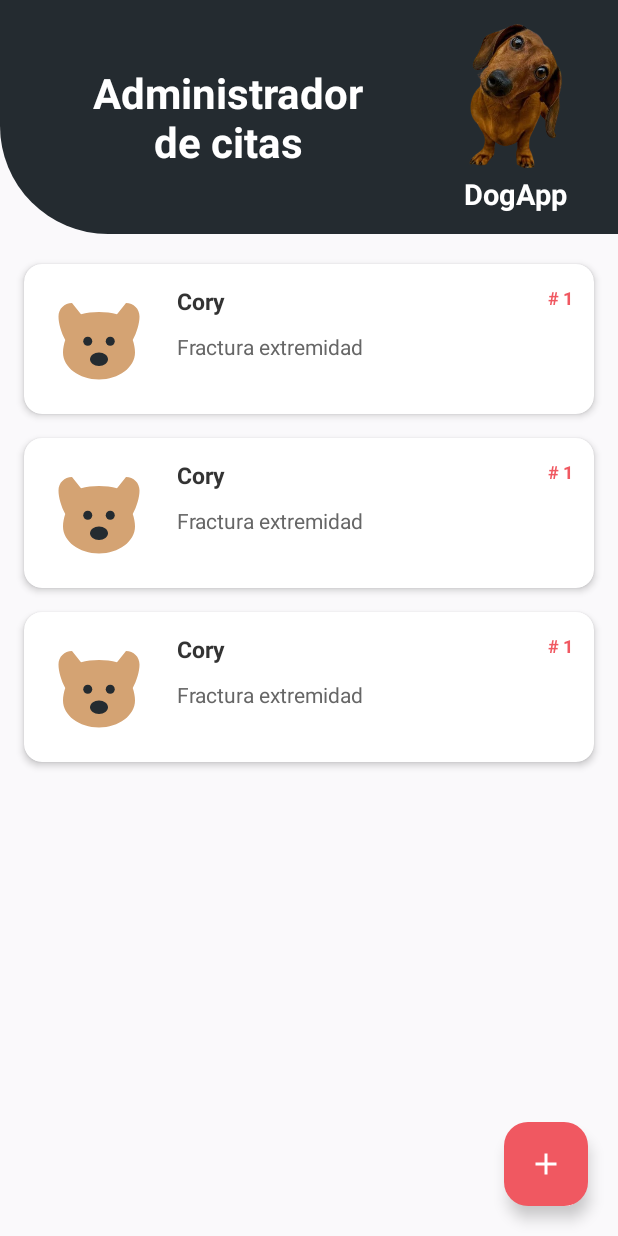
After one commit to Ckancord33/DogApp, an Android app: the layout fragment_home.xml on its own in the app's theme, with its tools: preview values and no code run, on a phone screen of 412 x 824 dp. The commit adds this screen. Run offline under Robolectric (Android 15) with nearby library versions, the phone set to English and light mode, and no system bars.

Commit message:
feat(home): add HomeFragment layout structure and color palette (HU 2)

```diff
--- /dev/null
+++ b/app/src/main/java/com/example/dogapp/view/fragment/HomeFragment.kt
@@ -0,0 +1,48 @@
+package com.example.dogapp.view.fragment
+
+import android.os.Bundle
+import android.view.LayoutInflater
+import android.view.View
+import android.view.ViewGroup
+import androidx.fragment.app.Fragment
+import androidx.recyclerview.widget.LinearLayoutManager
+import com.example.dogapp.databinding.FragmentHomeBinding
+
+class HomeFragment : Fragment() {
+
+    private var _binding: FragmentHomeBinding? = null
+    private val binding get() = _binding!!
+
+    override fun onCreateView(
+        inflater: LayoutInflater,
+        container: ViewGroup?,
+        savedInstanceState: Bundle?
+    ): View {
+        _binding = FragmentHomeBinding.inflate(inflater, container, false)
+        return binding.root
+    }
+
+    override fun onViewCreated(view: View, savedInstanceState: Bundle?) {
+        super.onViewCreated(view, savedInstanceState)
+        setupRecyclerView()
+        setupListeners()
+    }
+
+    private fun setupRecyclerView() {
+        binding.rvAppointments.apply {
+            layoutManager = LinearLayoutManager(requireContext())
+            setHasFixedSize(true)
+        }
+    }
+
+    private fun setupListeners() {
+        binding.fabAddAppointment.setOnClickListener {
+            // TODO: Navigate to New Appointment screen (HU 3.0)
+        }
+    }
+
+    override fun onDestroyView() {
+        super.onDestroyView()
+        _binding = null
+    }
+}
--- /dev/null
+++ b/app/src/main/res/drawable/bg_home_header.xml
@@ -0,0 +1,6 @@
+<?xml version="1.0" encoding="utf-8"?>
+<shape xmlns:android="http://schemas.android.com/apk/res/android"
+    android:shape="rectangle">
+    <solid android:color="@color/home_header_background" />
+    <corners android:bottomLeftRadius="72dp" />
+</shape>
--- /dev/null
+++ b/app/src/main/res/drawable/ic_add.xml
@@ -0,0 +1,10 @@
+<?xml version="1.0" encoding="utf-8"?>
+<vector xmlns:android="http://schemas.android.com/apk/res/android"
+    android:width="24dp"
+    android:height="24dp"
+    android:viewportWidth="24"
+    android:viewportHeight="24">
+    <path
+        android:fillColor="@color/white"
+        android:pathData="M19,13h-6v6h-2v-6H5v-2h6V5h2v6h6v2z" />
+</vector>
--- /dev/null
+++ b/app/src/main/res/drawable/ic_dog_header_placeholder.xml
@@ -0,0 +1,19 @@
+<?xml version="1.0" encoding="utf-8"?>
+<vector xmlns:android="http://schemas.android.com/apk/res/android"
+    android:width="96dp"
+    android:height="96dp"
+    android:viewportWidth="24"
+    android:viewportHeight="24">
+    <path
+        android:fillColor="#FFD4A373"
+        android:pathData="M18,4l-2,2.5C14.8,6.2 13.4,6 12,6s-2.8,0.2 -4,0.5L6,4C4.3,4 3,5.3 3,7c0,1.5 0.6,3.6 1.5,5.2C4.2,13.1 4,14 4,15c0,3.3 3.6,6 8,6s8,-2.7 8,-6c0,-1 -0.2,-1.9 -0.5,-2.8C20.4,10.6 21,8.5 21,7C21,5.3 19.7,4 18,4z" />
+    <path
+        android:fillColor="#FF242B30"
+        android:pathData="M9.5,12.5m-1,0a1,1 0,1 1,2 0a1,1 0,1 1,-2 0" />
+    <path
+        android:fillColor="#FF242B30"
+        android:pathData="M14.5,12.5m-1,0a1,1 0,1 1,2 0a1,1 0,1 1,-2 0" />
+    <path
+        android:fillColor="#FF242B30"
+        android:pathData="M12,15c-1.1,0 -2,0.7 -2,1.5S10.9,18 12,18s2,-0.7 2,-1.5S13.1,15 12,15z" />
+</vector>
--- /dev/null
+++ b/app/src/main/res/layout/fragment_home.xml
@@ -0,0 +1,97 @@
+<?xml version="1.0" encoding="utf-8"?>
+<layout xmlns:android="http://schemas.android.com/apk/res/android"
+    xmlns:app="http://schemas.android.com/apk/res-auto"
+    xmlns:tools="http://schemas.android.com/tools">
+
+    <androidx.constraintlayout.widget.ConstraintLayout
+        android:layout_width="match_parent"
+        android:layout_height="match_parent"
+        android:background="@color/home_background"
+        tools:context=".view.fragment.HomeFragment">
+
+        <androidx.constraintlayout.widget.ConstraintLayout
+            android:id="@+id/clHeader"
+            android:layout_width="0dp"
+            android:layout_height="wrap_content"
+            android:background="@drawable/bg_home_header"
+            app:layout_constraintEnd_toEndOf="parent"
+            app:layout_constraintStart_toStartOf="parent"
+            app:layout_constraintTop_toTopOf="parent">
+
+            <TextView
+                android:id="@+id/tvHeaderTitle"
+                android:layout_width="0dp"
+                android:layout_height="wrap_content"
+                android:layout_marginStart="24dp"
+                android:layout_marginEnd="12dp"
+                android:gravity="center"
+                android:text="@string/home_header_title"
+                android:textColor="@color/white"
+                android:textSize="28sp"
+                android:textStyle="bold"
+                app:layout_constraintBottom_toBottomOf="parent"
+                app:layout_constraintEnd_toStartOf="@id/ivDogLogo"
+                app:layout_constraintStart_toStartOf="parent"
+                app:layout_constraintTop_toTopOf="parent" />
+
+            <ImageView
+                android:id="@+id/ivDogLogo"
+                android:layout_width="104dp"
+                android:layout_height="96dp"
+                android:layout_marginTop="16dp"
+                android:layout_marginEnd="16dp"
+                android:contentDescription="@string/home_dog_logo_description"
+                android:scaleType="fitCenter"
+                app:layout_constraintEnd_toEndOf="parent"
+                app:layout_constraintTop_toTopOf="parent"
+                app:srcCompat="@drawable/sausage_dog" />
+
+            <TextView
+                android:id="@+id/tvBrandName"
+                android:layout_width="wrap_content"
+                android:layout_height="wrap_content"
+                android:layout_marginTop="4dp"
+                android:layout_marginBottom="14dp"
+                android:text="@string/home_brand_name"
+                android:textColor="@color/white"
+                android:textSize="19sp"
+                android:textStyle="bold"
+                app:layout_constraintBottom_toBottomOf="parent"
+                app:layout_constraintEnd_toEndOf="@id/ivDogLogo"
+                app:layout_constraintStart_toStartOf="@id/ivDogLogo"
+                app:layout_constraintTop_toBottomOf="@id/ivDogLogo" />
+
+        </androidx.constraintlayout.widget.ConstraintLayout>
+
+        <androidx.recyclerview.widget.RecyclerView
+            android:id="@+id/rvAppointments"
+            android:layout_width="0dp"
+            android:layout_height="0dp"
+            android:clipToPadding="false"
+            android:paddingTop="12dp"
+            android:paddingBottom="88dp"
+            app:layoutManager="androidx.recyclerview.widget.LinearLayoutManager"
+            app:layout_constraintBottom_toBottomOf="parent"
+            app:layout_constraintEnd_toEndOf="parent"
+            app:layout_constraintStart_toStartOf="parent"
+            app:layout_constraintTop_toBottomOf="@id/clHeader"
+            tools:itemCount="3"
+            tools:listitem="@layout/item_appointment" />
+
+        <com.google.android.material.floatingactionbutton.FloatingActionButton
+            android:id="@+id/fabAddAppointment"
+            android:layout_width="wrap_content"
+            android:layout_height="wrap_content"
+            android:layout_marginEnd="20dp"
+            android:layout_marginBottom="20dp"
+            android:contentDescription="@string/home_add_appointment_description"
+            app:backgroundTint="@color/accent_pink"
+            app:elevation="6dp"
+            app:layout_constraintBottom_toBottomOf="parent"
+            app:layout_constraintEnd_toEndOf="parent"
+            app:shapeAppearanceOverlay="@style/ShapeAppearanceOverlay.DogApp.RoundedFab"
+            app:srcCompat="@drawable/ic_add"
+            app:tint="@color/white" />
+
+    </androidx.constraintlayout.widget.ConstraintLayout>
+</layout>
--- /dev/null
+++ b/app/src/main/res/layout/item_appointment.xml
@@ -0,0 +1,77 @@
+<?xml version="1.0" encoding="utf-8"?>
+<layout xmlns:android="http://schemas.android.com/apk/res/android"
+    xmlns:app="http://schemas.android.com/apk/res-auto"
+    xmlns:tools="http://schemas.android.com/tools">
+
+    <com.google.android.material.card.MaterialCardView
+        android:layout_width="match_parent"
+        android:layout_height="wrap_content"
+        android:layout_marginHorizontal="16dp"
+        android:layout_marginVertical="8dp"
+        app:cardBackgroundColor="@color/home_card_background"
+        app:cardCornerRadius="12dp"
+        app:cardElevation="3dp"
+        app:strokeWidth="0dp">
+
+        <androidx.constraintlayout.widget.ConstraintLayout
+            android:layout_width="match_parent"
+            android:layout_height="wrap_content"
+            android:padding="14dp">
+
+            <com.google.android.material.imageview.ShapeableImageView
+                android:id="@+id/ivPetPhoto"
+                android:layout_width="72dp"
+                android:layout_height="72dp"
+                android:contentDescription="@string/home_pet_photo_description"
+                android:scaleType="centerCrop"
+                app:layout_constraintBottom_toBottomOf="parent"
+                app:layout_constraintStart_toStartOf="parent"
+                app:layout_constraintTop_toTopOf="parent"
+                app:shapeAppearanceOverlay="@style/ShapeAppearanceOverlay.DogApp.Circle"
+                tools:src="@drawable/ic_dog_header_placeholder" />
+
+            <TextView
+                android:id="@+id/tvPetName"
+                android:layout_width="0dp"
+                android:layout_height="wrap_content"
+                android:layout_marginStart="16dp"
+                android:layout_marginEnd="8dp"
+                android:ellipsize="end"
+                android:maxLines="1"
+                android:textColor="@color/text_primary"
+                android:textSize="15sp"
+                android:textStyle="bold"
+                app:layout_constraintEnd_toStartOf="@id/tvAppointmentTurn"
+                app:layout_constraintStart_toEndOf="@id/ivPetPhoto"
+                app:layout_constraintTop_toTopOf="@id/ivPetPhoto"
+                tools:text="Cory" />
+
+            <TextView
+                android:id="@+id/tvAppointmentTurn"
+                android:layout_width="wrap_content"
+                android:layout_height="wrap_content"
+                android:textColor="@color/accent_pink"
+                android:textSize="12sp"
+                android:textStyle="bold"
+                app:layout_constraintEnd_toEndOf="parent"
+                app:layout_constraintTop_toTopOf="parent"
+                tools:text="# 1" />
+
+            <TextView
+                android:id="@+id/tvPetSymptom"
+                android:layout_width="0dp"
+                android:layout_height="wrap_content"
+                android:layout_marginTop="10dp"
+                android:ellipsize="end"
+                android:maxLines="2"
+                android:textColor="@color/text_secondary"
+                android:textSize="14sp"
+                app:layout_constraintEnd_toEndOf="parent"
+                app:layout_constraintStart_toStartOf="@id/tvPetName"
+                app:layout_constraintTop_toBottomOf="@id/tvPetName"
+                tools:text="Fractura extremidad" />
+
+        </androidx.constraintlayout.widget.ConstraintLayout>
+
+    </com.google.android.material.card.MaterialCardView>
+</layout>
--- a/app/src/main/res/values/colors.xml
+++ b/app/src/main/res/values/colors.xml
@@ -1,5 +1,22 @@
 <?xml version="1.0" encoding="utf-8"?>
 <resources>
+    <!-- Base neutrals -->
     <color name="black">#FF000000</color>
     <color name="white">#FFFFFFFF</color>
+
+    <!-- Brand & surfaces -->
+    <color name="home_header_background">#FF242B30</color>
+    <color name="home_background">#FFFAF9FB</color>
+    <color name="home_card_background">#FFFFFFFF</color>
+    <color name="accent_pink">#FFF05861</color>
+    <color name="accent_pink_disabled">#FFF5A3A8</color>
+
+    <!-- Text -->
+    <color name="text_primary">#FF333333</color>
+    <color name="text_secondary">#FF666666</color>
+
+    <!-- Form & detail accents -->
+    <color name="input_focus_purple">#FF6200EE</color>
+    <color name="input_stroke_default">#FFBDBDBD</color>
+    <color name="action_edit_dark_blue">#FF1B263B</color>
 </resources>
--- a/app/src/main/res/values/strings.xml
+++ b/app/src/main/res/values/strings.xml
@@ -1,3 +1,9 @@
 <resources>
     <string name="app_name">DogApp</string>
+    <string name="home_header_title">Administrador\nde citas</string>
+    <string name="home_brand_name">DogApp</string>
+    <string name="home_dog_logo_description">Logo de DogApp</string>
+    <string name="home_add_appointment_description">Agregar nueva cita</string>
+    <string name="home_pet_photo_description">Foto de la mascota</string>
+    <string name="home_turn_format"># %1$d</string>
 </resources>
--- a/app/src/main/res/values/themes.xml
+++ b/app/src/main/res/values/themes.xml
@@ -6,4 +6,14 @@
     </style>
 
     <style name="Theme.DogApp" parent="Base.Theme.DogApp" />
+
+    <style name="ShapeAppearanceOverlay.DogApp.Circle" parent="">
+        <item name="cornerFamily">rounded</item>
+        <item name="cornerSize">50%</item>
+    </style>
+
+    <style name="ShapeAppearanceOverlay.DogApp.RoundedFab" parent="">
+        <item name="cornerFamily">rounded</item>
+        <item name="cornerSize">16dp</item>
+    </style>
 </resources>
```
Also changed, not shown: app/src/main/res/drawable/sausage_dog.png (added), 3 other files.
